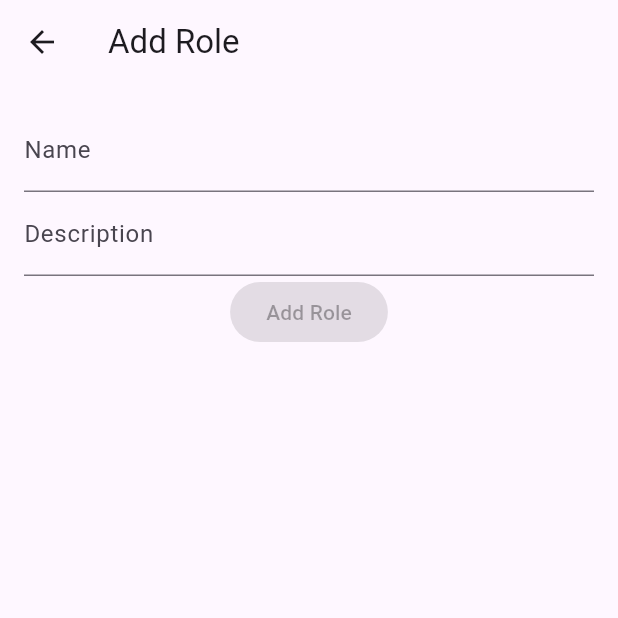
After one commit to nqminh2417/Echo52Hz, a Flutter app: the RoleFormScreen screen opened by its route, on a phone screen of 412 x 824 dp, the top half of it. The commit adds this screen. Run offline on Flutter 3.47's test engine with Material 3 defaults, Android fonts, the phone set to English and light mode, and no system bars; our stand-ins replace firebase_auth, firebase_core, sqflite; missing offline and left inert: mongo_dart, pointycastle; accounts and stored records are empty; network calls fail.

Commit message:
display edit role screen

```diff
--- a/lib/app_routes.dart
+++ b/lib/app_routes.dart
@@ -1,11 +1,16 @@
-import 'package:echo_52hz/features/Test/test_screen.dart';
 import 'package:flutter/material.dart';
+import 'features/Test/test_screen.dart';
+import 'features/admin/roles/role_form_screen.dart';
+import 'features/admin/roles/role_list_screen.dart';
 import 'features/authentication/login_screen.dart';
 import 'features/home/home_screen.dart';
 
 final appRoutes = <String, WidgetBuilder>{
   '/': (context) => const LoginScreen(),
   '/home': (context) => const HomeScreen(),
+  '/roles': (context) => const RoleListScreen(),
+  '/roles/add': (context) => const RoleFormScreen(),
+  '/roles/edit/:roleId': (context) => RoleFormScreen(roleId: ModalRoute.of(context)?.settings.arguments as String?),
   '/test': (context) => const TestScreen(),
   // Add more routes as needed
 };
--- /dev/null
+++ b/lib/features/admin/roles/role_form_screen.dart
@@ -0,0 +1,64 @@
+import 'package:flutter/material.dart';
+
+import '../../../models/role.dart';
+import '../../../services/sqlite_service.dart';
+
+class RoleFormScreen extends StatefulWidget {
+  final String? roleId;
+
+  const RoleFormScreen({this.roleId, super.key});
+
+  @override
+  State<RoleFormScreen> createState() => _RoleFormScreenState();
+}
+
+class _RoleFormScreenState extends State<RoleFormScreen> {
+  final TextEditingController _nameController = TextEditingController();
+  final TextEditingController _descriptionController = TextEditingController();
+
+  Role? _role;
+
+  @override
+  void initState() {
+    super.initState();
+    if (widget.roleId != null) {
+      _loadRole(widget.roleId!);
+    }
+  }
+
+  Future<void> _loadRole(String roleId) async {
+    // Fetch the role from your data source
+    final role = await SQLiteService.getRoleByCdOrId(roleId);
+    setState(() {
+      _role = role;
+      _nameController.text = role!.roleName;
+      _descriptionController.text = role.description!;
+    });
+  }
+
+  @override
+  Widget build(BuildContext context) {
+    return Scaffold(
+      appBar: AppBar(title: Text(_role != null ? 'Edit Role' : 'Add Role')),
+      body: Padding(
+        padding: const EdgeInsets.all(16.0),
+        child: Column(
+          children: [
+            TextField(
+              controller: _nameController,
+              decoration: const InputDecoration(labelText: 'Name'),
+            ),
+            TextField(
+              controller: _descriptionController,
+              decoration: const InputDecoration(labelText: 'Description'),
+            ),
+            ElevatedButton(
+              onPressed: null,
+              child: Text(_role != null ? 'Save Changes' : 'Add Role'),
+            ),
+          ],
+        ),
+      ),
+    );
+  }
+}
```
Also changed, not shown: lib/features/admin/roles/role_list_screen.dart (added, +57 -0 lines), lib/features/home/home_screen.dart (+9 -0 lines), lib/services/sqlite_service.dart (+8 -14 lines), 1 other file.
